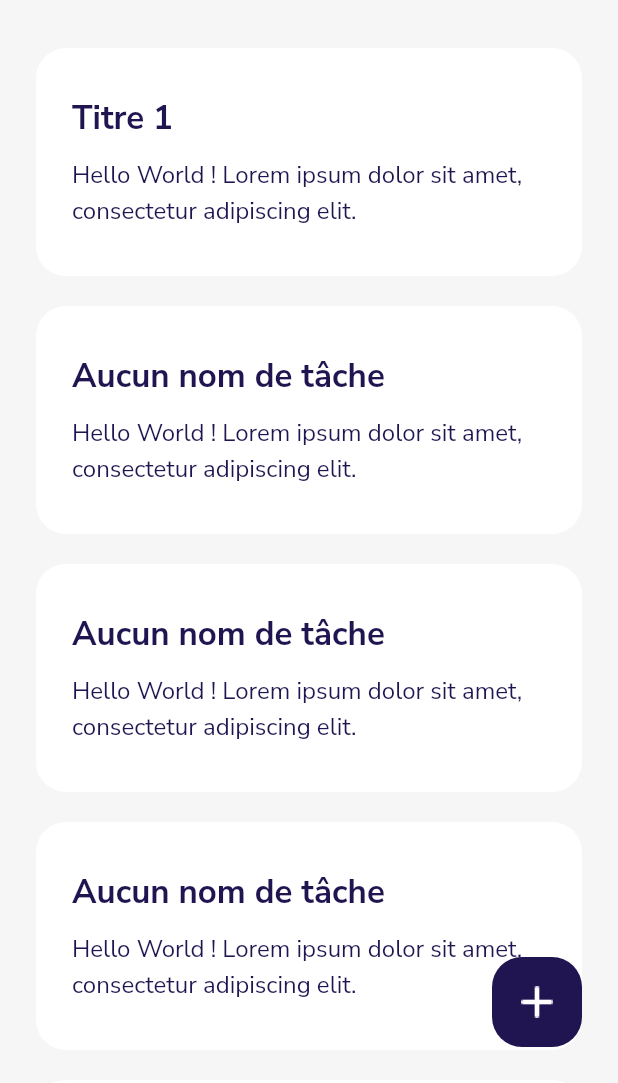
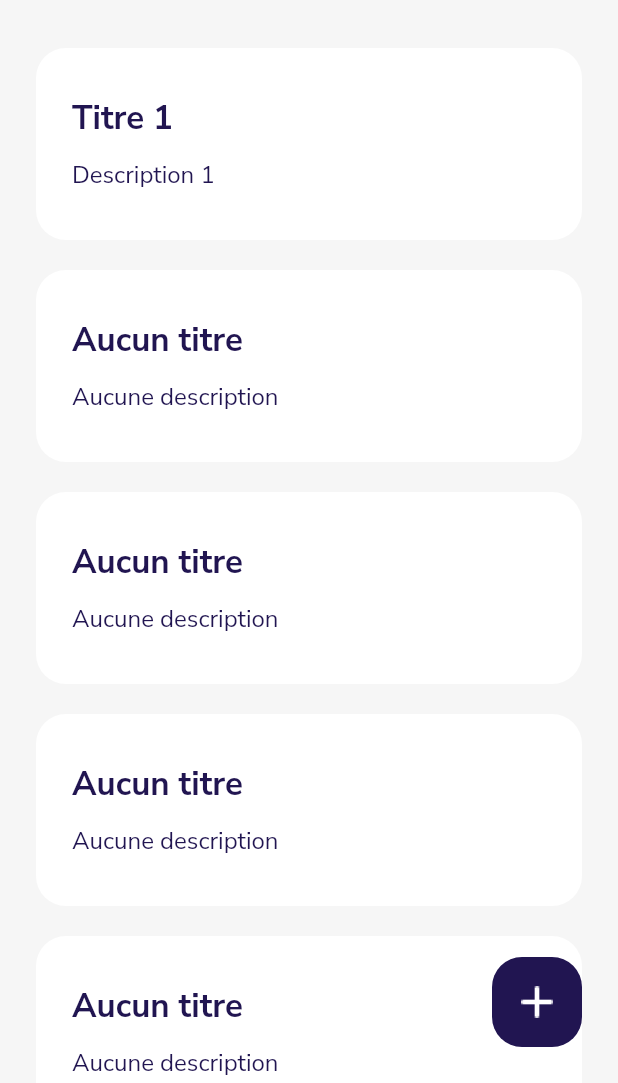
Before and after one commit to kevindupas/todolist, a Flutter app: the screen it shows after launch, on a phone screen of 412 x 824 dp, the part 153-1236 px from its top. Run offline on Flutter 3.47's test engine with Material 2 defaults, Android fonts, the phone set to English and light mode, and no system bars; our stand-ins replace google_fonts.

Commit message:
Update widgets.dart

```diff
--- a/lib/widgets.dart
+++ b/lib/widgets.dart
@@ -1,9 +1,10 @@
 import 'package:flutter/material.dart';
 
 class TaskCardWidget extends StatelessWidget {
-  final String title;
+  final String ?title;
+  final String ?desc;
 
-  const TaskCardWidget({this.title});
+  const TaskCardWidget({this.title, this.desc});
 
   @override
   Widget build(BuildContext context) {
@@ -24,20 +25,20 @@ class TaskCardWidget extends StatelessWidget {
         crossAxisAlignment: CrossAxisAlignment.start,
         children: [
           Text(
-            title ?? "Aucun nom de tâche",
+            title ?? "Aucun titre",
             style: const TextStyle(
               color: Color(0xFF211551),
               fontSize: 22.0,
               fontWeight: FontWeight.bold,
             ),
           ),
-          const Padding(
-            padding: EdgeInsets.only(
+          Padding(
+            padding: const EdgeInsets.only(
               top: 10.0,
             ),
             child: Text(
-              "Hello World ! Lorem ipsum dolor sit amet, consectetur adipiscing elit.",
-              style: TextStyle(
+              desc ?? "Aucune description",
+              style: const TextStyle(
                 fontSize: 16.0,
                 color: Color(0xFF211551),
                 height: 1.5,
```
